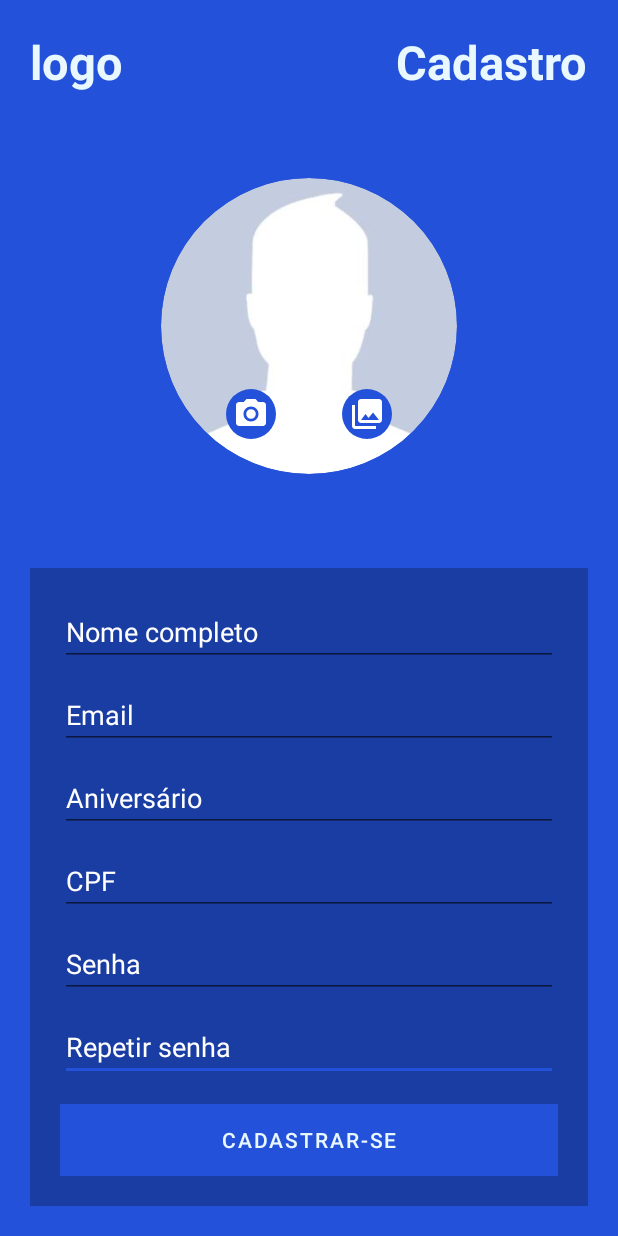
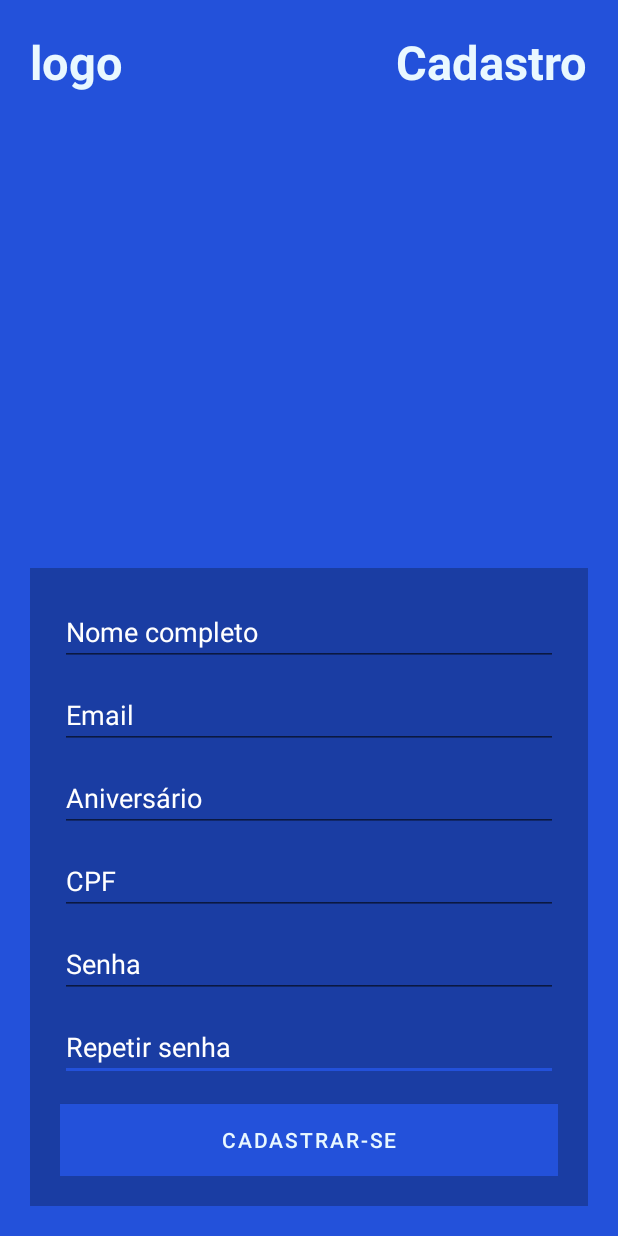
Before and after one commit to isaniovitor/citra_moblie, an Android app: the RegisterUserActivity screen opened directly, with no data from a screen before it, on a phone screen of 412 x 824 dp. Run offline under Robolectric (Android 15) with nearby library versions, the phone set to English and light mode, and no system bars; our stand-ins replace Firebase (no records; nobody signed in at launch, a user with empty details on screens opened directly).

Commit message:
integração: tirando imagem de cadastro de usuário

```diff
--- a/app/src/main/java/com/example/citra_moblie/RegisterUserActivity.java
+++ b/app/src/main/java/com/example/citra_moblie/RegisterUserActivity.java
@@ -32,18 +32,12 @@ import com.google.firebase.database.FirebaseDatabase;
 public class RegisterUserActivity extends AppCompatActivity {
     private FirebaseAuth auth = FirebaseAuth.getInstance();
     private Button registerUserButton;
-    private int IMAGE_ACTION_CODE; // code 1 = camera; code 2 = gallery
-    private ImageView profileImage;
     private TextView registerUserName;
     private TextView registerUserEmail;
     private TextView registerUserBirthday;
     private TextView registerUserCpf;
     private TextView registerUserPassword;
     private TextView registerUserRepeatPassword;
-    private String[] necessaryPermissions = new String[]{
-            Manifest.permission.READ_EXTERNAL_STORAGE,
-            Manifest.permission.CAMERA
-    };
 
     @Override
     protected void onCreate(Bundle savedInstanceState) {
@@ -58,60 +52,8 @@ public class RegisterUserActivity extends AppCompatActivity {
         registerUserCpf = findViewById(R.id.typeHiringVacancyToCreate);
         registerUserPassword = findViewById(R.id.salaryVacancyToCreate);
         registerUserRepeatPassword = findViewById(R.id.registerUserRepeatPassword);
-        profileImage = findViewById(R.id.profileImage);
         registerUserButton = findViewById(R.id.announceVacancyButton);
-        ImageButton gallery = findViewById(R.id.galleryButton);
-        ImageButton camera = findViewById(R.id.cameraButton);
         IUserDAO userDAO = UserDAO.getInstance(this);
-
-        Permission.validatePermissions(necessaryPermissions, this, 1);
-        // fazer codio Caso negada a permission
-
-        // https://stackoverflow.com/questions/62671106/onactivityresult-method-is-deprecated-what-is-the-alternative
-        ActivityResultLauncher<Intent> resultLauncher = registerForActivityResult(
-                new ActivityResultContracts.StartActivityForResult(),
-                result -> {
-                    // There are no request codes
-
-                    if (result.getResultCode() == Activity.RESULT_OK) {
-                        Bitmap image = null;
-
-                        try {
-                            switch (IMAGE_ACTION_CODE){
-                                case 1:
-                                    image = (Bitmap) result.getData().getExtras().get("data");
-                                    break;
-                                case 2:
-                                    Uri localImage = result.getData().getData();
-                                    image = MediaStore.Images.Media.getBitmap(getContentResolver(), localImage);
-                                    break;
-                            }
-
-                        }catch (Exception e){
-                            // por toast
-                        }
-
-                        if (image != null) {
-                            profileImage.setImageBitmap(image);
-                        }
-                    }
-                });
-
-        camera.setOnClickListener(view -> {
-            Intent intent = new Intent(MediaStore.ACTION_IMAGE_CAPTURE);
-            if (intent.resolveActivity(getPackageManager()) != null) {
-                resultLauncher.launch(intent);
-                IMAGE_ACTION_CODE = 1;
-            }
-        });
-
-        gallery.setOnClickListener(view -> {
-            Intent intent = new Intent(Intent.ACTION_PICK, MediaStore.Images.Media.EXTERNAL_CONTENT_URI);
-            if (intent.resolveActivity(getPackageManager()) != null) {
-                resultLauncher.launch(intent);
-                IMAGE_ACTION_CODE = 2;
-            }
-        });
 
         registerUserButton.setOnClickListener(view -> {
             if (registerUserPassword.getText().toString().equals(registerUserRepeatPassword.getText().toString())) {
--- a/app/src/main/res/layout/activity_register_user.xml
+++ b/app/src/main/res/layout/activity_register_user.xml
@@ -171,44 +171,4 @@
 
     </androidx.constraintlayout.widget.ConstraintLayout>
 
-    <de.hdodenhof.circleimageview.CircleImageView
-        android:id="@+id/profileImage"
-        android:layout_width="200dp"
-        android:layout_height="200dp"
-        android:layout_marginTop="75dp"
-        android:layout_marginBottom="20dp"
-        android:src="@drawable/no_user_image"
-        app:civ_border_color="@color/blue"
-        app:civ_border_width="1dp"
-        app:layout_constraintBottom_toTopOf="@+id/constraintLayout"
-        app:layout_constraintEnd_toStartOf="@+id/guideline3"
-        app:layout_constraintStart_toStartOf="@+id/guideline2"
-        app:layout_constraintTop_toTopOf="parent" />
-
-    <ImageButton
-        android:id="@+id/galleryButton"
-        android:layout_width="wrap_content"
-        android:layout_height="wrap_content"
-        android:background="@drawable/pick_image_background"
-        android:src="@drawable/ic_baseline_photo_library"
-        app:layout_constraintBottom_toBottomOf="@+id/profileImage"
-        app:layout_constraintEnd_toEndOf="@+id/profileImage"
-        app:layout_constraintHorizontal_bias="0.5"
-        app:layout_constraintStart_toEndOf="@+id/cameraButton"
-        app:layout_constraintTop_toTopOf="@+id/profileImage"
-        app:layout_constraintVertical_bias="0.85" />
-
-    <ImageButton
-        android:id="@+id/cameraButton"
-        android:layout_width="wrap_content"
-        android:layout_height="wrap_content"
-        android:background="@drawable/pick_image_background"
-        android:src="@drawable/ic_menu_camera"
-        app:layout_constraintBottom_toBottomOf="@+id/profileImage"
-        app:layout_constraintEnd_toStartOf="@+id/galleryButton"
-        app:layout_constraintHorizontal_bias="0.5"
-        app:layout_constraintStart_toStartOf="@+id/profileImage"
-        app:layout_constraintTop_toTopOf="@+id/profileImage"
-        app:layout_constraintVertical_bias="0.85" />
-
 </androidx.constraintlayout.widget.ConstraintLayout>
```
Also changed, not shown: 1 other file.
